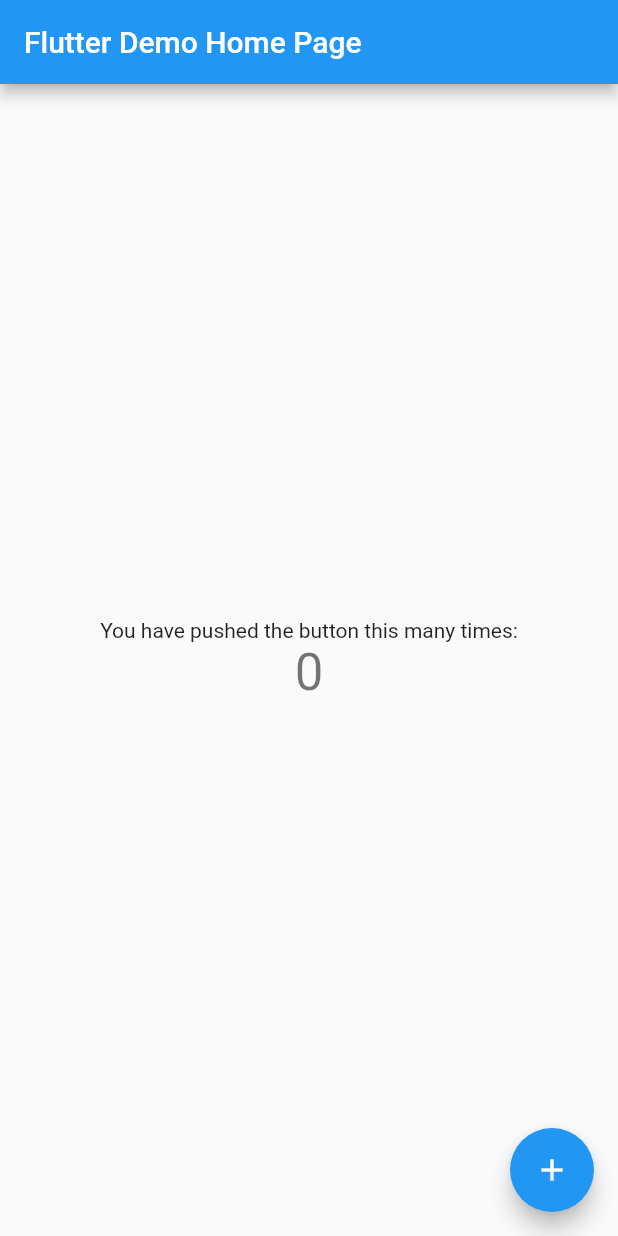
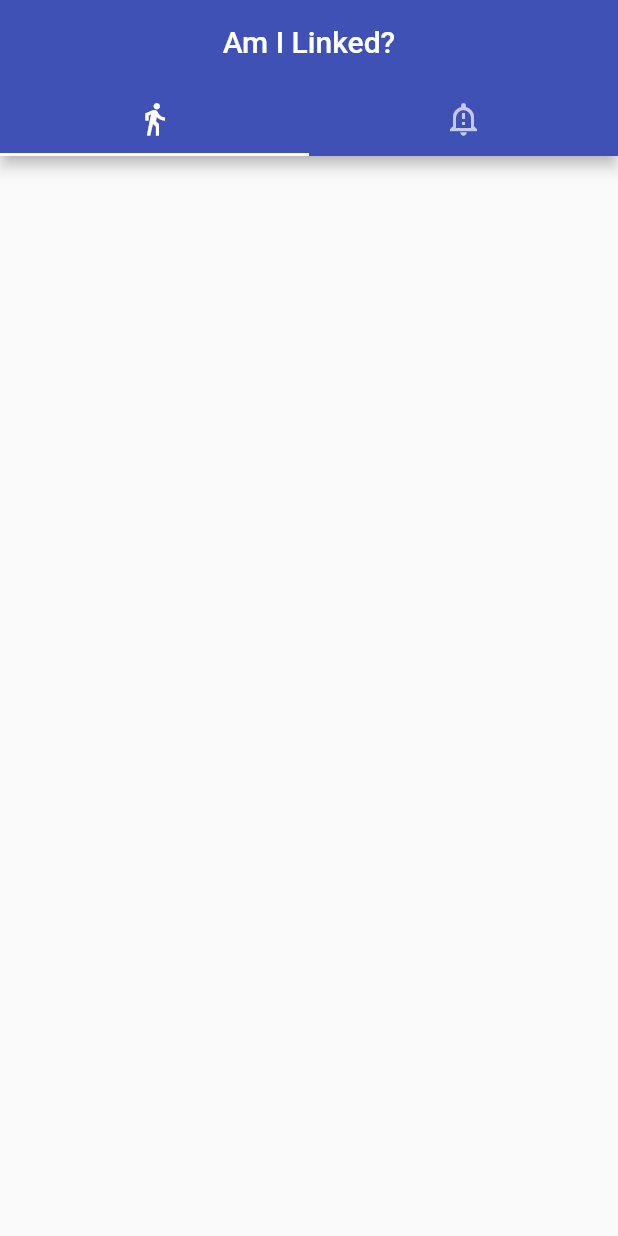
Before and after one commit to tusharm/trailya-app, a Flutter app: the screen it shows after launch, on a phone screen of 412 x 824 dp. Run offline on Flutter 3.47's test engine with Material 2 defaults, Android fonts, the phone set to English and light mode, and no system bars.

Commit message:
Added tabs for checkins and exposed sites list

```diff
--- /dev/null
+++ b/lib/app/checkins.dart
@@ -0,0 +1,10 @@
+import 'package:flutter/material.dart';
+
+class CheckinsPage extends StatelessWidget {
+  const CheckinsPage({Key? key}) : super(key: key);
+
+  @override
+  Widget build(BuildContext context) {
+    return Container();
+  }
+}
--- /dev/null
+++ b/lib/app/exposed_sites.dart
@@ -0,0 +1,10 @@
+import 'package:flutter/material.dart';
+
+class ExposedSitesPage extends StatelessWidget {
+  const ExposedSitesPage({Key? key}) : super(key: key);
+
+  @override
+  Widget build(BuildContext context) {
+    return Container();
+  }
+}
--- /dev/null
+++ b/lib/app/home.dart
@@ -0,0 +1,36 @@
+import 'package:flutter/material.dart';
+
+import 'checkins.dart';
+import 'exposed_sites.dart';
+
+class HomePage extends StatelessWidget {
+  const HomePage({
+    Key? key,
+  }) : super(key: key);
+
+  @override
+  Widget build(BuildContext context) {
+    return DefaultTabController(
+      length: 2,
+      child: Scaffold(
+        appBar: AppBar(
+          title: Center(
+            child: Text('Am I Linked?'),
+          ),
+          bottom: TabBar(
+            tabs: [
+              Tab(icon: Icon(Icons.directions_walk)),
+              Tab(icon: Icon(Icons.notification_important_outlined)),
+            ],
+          ),
+        ),
+        body: TabBarView(
+          children: [
+            CheckinsPage(),
+            ExposedSitesPage(),
+          ],
+        ),
+      ),
+    );
+  }
+}
--- a/lib/main.dart
+++ b/lib/main.dart
@@ -1,113 +1,16 @@
 import 'package:flutter/material.dart';
 
-void main() {
-  runApp(MyApp());
-}
+import 'app/home.dart';
+
+void main() => runApp(MyApp());
 
 class MyApp extends StatelessWidget {
-  // This widget is the root of your application.
   @override
   Widget build(BuildContext context) {
     return MaterialApp(
-      title: 'Flutter Demo',
-      theme: ThemeData(
-        // This is the theme of your application.
-        //
-        // Try running your application with "flutter run". You'll see the
-        // application has a blue toolbar. Then, without quitting the app, try
-        // changing the primarySwatch below to Colors.green and then invoke
-        // "hot reload" (press "r" in the console where you ran "flutter run",
-        // or simply save your changes to "hot reload" in a Flutter IDE).
-        // Notice that the counter didn't reset back to zero; the application
-        // is not restarted.
-        primarySwatch: Colors.blue,
-      ),
-      home: MyHomePage(title: 'Flutter Demo Home Page'),
+      title: 'Am I Linked?',
+      theme: new ThemeData(primarySwatch: Colors.indigo),
+      home: HomePage(),
     );
   }
 }
-
-class MyHomePage extends StatefulWidget {
-  MyHomePage({Key? key, required this.title}) : super(key: key);
-
-  // This widget is the home page of your application. It is stateful, meaning
-  // that it has a State object (defined below) that contains fields that affect
-  // how it looks.
-
-  // This class is the configuration for the state. It holds the values (in this
-  // case the title) provided by the parent (in this case the App widget) and
-  // used by the build method of the State. Fields in a Widget subclass are
-  // always marked "final".
-
-  final String title;
-
-  @override
-  _MyHomePageState createState() => _MyHomePageState();
-}
-
-class _MyHomePageState extends State<MyHomePage> {
-  int _counter = 0;
-
-  void _incrementCounter() {
-    setState(() {
-      // This call to setState tells the Flutter framework that something has
-      // changed in this State, which causes it to rerun the build method below
-      // so that the display can reflect the updated values. If we changed
-      // _counter without calling setState(), then the build method would not be
-      // called again, and so nothing would appear to happen.
-      _counter++;
-    });
-  }
-
-  @override
-  Widget build(BuildContext context) {
-    // This method is rerun every time setState is called, for instance as done
-    // by the _incrementCounter method above.
-    //
-    // The Flutter framework has been optimized to make rerunning build methods
-    // fast, so that you can just rebuild anything that needs updating rather
-    // than having to individually change instances of widgets.
-    return Scaffold(
-      appBar: AppBar(
-        // Here we take the value from the MyHomePage object that was created by
-        // the App.build method, and use it to set our appbar title.
-        title: Text(widget.title),
-      ),
-      body: Center(
-        // Center is a layout widget. It takes a single child and positions it
-        // in the middle of the parent.
-        child: Column(
-          // Column is also a layout widget. It takes a list of children and
-          // arranges them vertically. By default, it sizes itself to fit its
-          // children horizontally, and tries to be as tall as its parent.
-          //
-          // Invoke "debug painting" (press "p" in the console, choose the
-          // "Toggle Debug Paint" action from the Flutter Inspector in Android
-          // Studio, or the "Toggle Debug Paint" command in Visual Studio Code)
-          // to see the wireframe for each widget.
-          //
-          // Column has various properties to control how it sizes itself and
-          // how it positions its children. Here we use mainAxisAlignment to
-          // center the children vertically; the main axis here is the vertical
-          // axis because Columns are vertical (the cross axis would be
-          // horizontal).
-          mainAxisAlignment: MainAxisAlignment.center,
-          children: <Widget>[
-            Text(
-              'You have pushed the button this many times:',
-            ),
-            Text(
-              '$_counter',
-              style: Theme.of(context).textTheme.headline4,
-            ),
-          ],
-        ),
-      ),
-      floatingActionButton: FloatingActionButton(
-        onPressed: _incrementCounter,
-        tooltip: 'Increment',
-        child: Icon(Icons.add),
-      ), // This trailing comma makes auto-formatting nicer for build methods.
-    );
-  }
-}
```
